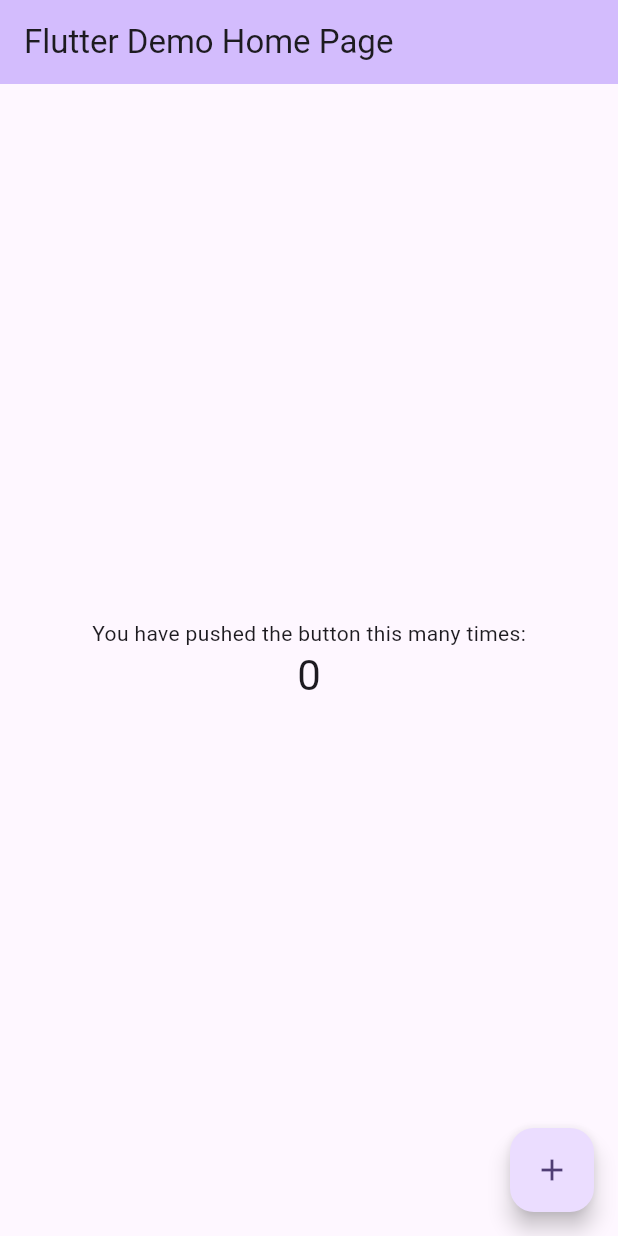
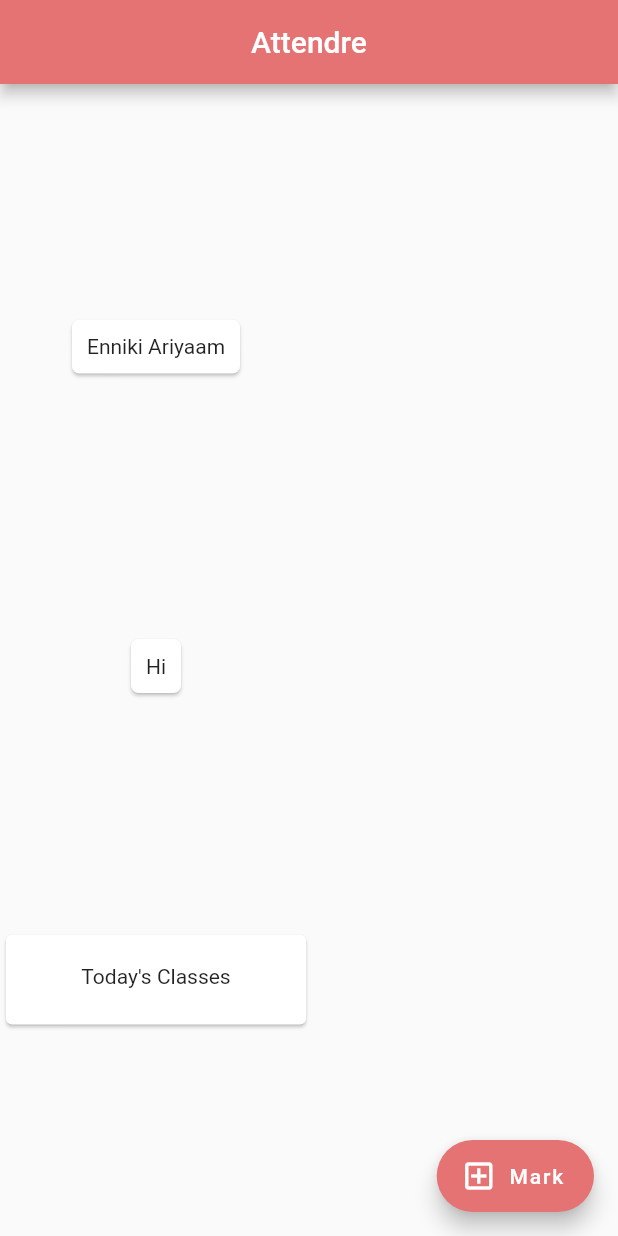
Before and after one commit to itcodehery/FlutterAttendanceApp, a Flutter app: the screen it shows after launch, on a phone screen of 412 x 824 dp. Run offline on Flutter 3.47's test engine with Material 2 defaults, Android fonts, the phone set to English and light mode, and no system bars.

Commit message:
Added AppBar and FloatingActionButton

```diff
--- a/attendance_app/lib/main.dart
+++ b/attendance_app/lib/main.dart
@@ -1,125 +1,84 @@
+import 'dart:math';
+
 import 'package:flutter/material.dart';
 
 void main() {
-  runApp(const MyApp());
+  runApp(const Attendre());
 }
 
-class MyApp extends StatelessWidget {
-  const MyApp({super.key});
+class Attendre extends StatefulWidget {
+  const Attendre({Key? key}) : super(key: key);
 
-  // This widget is the root of your application.
   @override
-  Widget build(BuildContext context) {
-    return MaterialApp(
-      title: 'Flutter Demo',
-      theme: ThemeData(
-        // This is the theme of your application.
-        //
-        // TRY THIS: Try running your application with "flutter run". You'll see
-        // the application has a blue toolbar. Then, without quitting the app,
-        // try changing the seedColor in the colorScheme below to Colors.green
-        // and then invoke "hot reload" (save your changes or press the "hot
-        // reload" button in a Flutter-supported IDE, or press "r" if you used
-        // the command line to start the app).
-        //
-        // Notice that the counter didn't reset back to zero; the application
-        // state is not lost during the reload. To reset the state, use hot
-        // restart instead.
-        //
-        // This works for code too, not just values: Most code changes can be
-        // tested with just a hot reload.
-        colorScheme: ColorScheme.fromSeed(seedColor: Colors.deepPurple),
-        useMaterial3: true,
-      ),
-      home: const MyHomePage(title: 'Flutter Demo Home Page'),
-    );
-  }
+  AttendreState createState() => AttendreState();
 }
 
-class MyHomePage extends StatefulWidget {
-  const MyHomePage({super.key, required this.title});
+class AttendreState extends State<Attendre> {
+  static String printedName = "Enniki Ariyaam";
 
-  // This widget is the home page of your application. It is stateful, meaning
-  // that it has a State object (defined below) that contains fields that affect
-  // how it looks.
+  Card createNewCard(String getString) {
+    return Card(
+        shape: const RoundedRectangleBorder(
+            borderRadius: BorderRadius.all(Radius.circular(5)),
+            side: BorderSide.none),
+        margin: const EdgeInsets.all(20),
+        child: Padding(
+          padding: const EdgeInsets.fromLTRB(10, 10, 10, 10),
+          child: Text(getString),
+        ));
+  }
 
-  // This class is the configuration for the state. It holds the values (in this
-  // case the title) provided by the parent (in this case the App widget) and
-  // used by the build method of the State. Fields in a Widget subclass are
-  // always marked "final".
-
-  final String title;
-
-  @override
-  State<MyHomePage> createState() => _MyHomePageState();
-}
-
-class _MyHomePageState extends State<MyHomePage> {
-  int _counter = 0;
-
-  void _incrementCounter() {
-    setState(() {
-      // This call to setState tells the Flutter framework that something has
-      // changed in this State, which causes it to rerun the build method below
-      // so that the display can reflect the updated values. If we changed
-      // _counter without calling setState(), then the build method would not be
-      // called again, and so nothing would appear to happen.
-      _counter++;
-    });
+  Card selectCourseCard() {
+    const String title = "Today's Classes";
+    return const Card(
+      child: SizedBox(
+        height: 60,
+        width: 200,
+        child: Padding(
+          padding: EdgeInsets.fromLTRB(50, 20, 50, 20),
+          child: Column(
+            children: [
+              Text(title),
+            ],
+          ),
+        ),
+      ),
+    );
   }
 
   @override
   Widget build(BuildContext context) {
-    // This method is rerun every time setState is called, for instance as done
-    // by the _incrementCounter method above.
-    //
-    // The Flutter framework has been optimized to make rerunning build methods
-    // fast, so that you can just rebuild anything that needs updating rather
-    // than having to individually change instances of widgets.
-    return Scaffold(
-      appBar: AppBar(
-        // TRY THIS: Try changing the color here to a specific color (to
-        // Colors.amber, perhaps?) and trigger a hot reload to see the AppBar
-        // change color while the other colors stay the same.
-        backgroundColor: Theme.of(context).colorScheme.inversePrimary,
-        // Here we take the value from the MyHomePage object that was created by
-        // the App.build method, and use it to set our appbar title.
-        title: Text(widget.title),
-      ),
-      body: Center(
-        // Center is a layout widget. It takes a single child and positions it
-        // in the middle of the parent.
-        child: Column(
-          // Column is also a layout widget. It takes a list of children and
-          // arranges them vertically. By default, it sizes itself to fit its
-          // children horizontally, and tries to be as tall as its parent.
-          //
-          // Column has various properties to control how it sizes itself and
-          // how it positions its children. Here we use mainAxisAlignment to
-          // center the children vertically; the main axis here is the vertical
-          // axis because Columns are vertical (the cross axis would be
-          // horizontal).
-          //
-          // TRY THIS: Invoke "debug painting" (choose the "Toggle Debug Paint"
-          // action in the IDE, or press "p" in the console), to see the
-          // wireframe for each widget.
-          mainAxisAlignment: MainAxisAlignment.center,
-          children: <Widget>[
-            const Text(
-              'You have pushed the button this many times:',
+    return MaterialApp(
+      home: Scaffold(
+          appBar: AppBar(
+            title: const Text(
+              'Attendre',
+              style: TextStyle(
+                color: Colors.white,
+              ),
             ),
-            Text(
-              '$_counter',
-              style: Theme.of(context).textTheme.headlineMedium,
-            ),
-          ],
-        ),
-      ),
-      floatingActionButton: FloatingActionButton(
-        onPressed: _incrementCounter,
-        tooltip: 'Increment',
-        child: const Icon(Icons.add),
-      ), // This trailing comma makes auto-formatting nicer for build methods.
+            centerTitle: true,
+            backgroundColor: Colors.red[300],
+          ),
+          // bottomNavigationBar: BottomNavigationBar(
+          //   backgroundColor: Colors.red[300],
+          //   items:
+          // ),
+          floatingActionButton: FloatingActionButton.extended(
+            onPressed: () {},
+            label: const Text('Mark'),
+            backgroundColor: Colors.red[300],
+            icon: const Icon(Icons.add_box_outlined),
+          ),
+          body: Column(
+            mainAxisAlignment: MainAxisAlignment.spaceEvenly,
+            crossAxisAlignment: CrossAxisAlignment.center,
+            children: [
+              createNewCard(printedName),
+              createNewCard("Hi"),
+              selectCourseCard(),
+            ],
+          )),
     );
   }
 }
```
Also changed, not shown: 1 other file.
